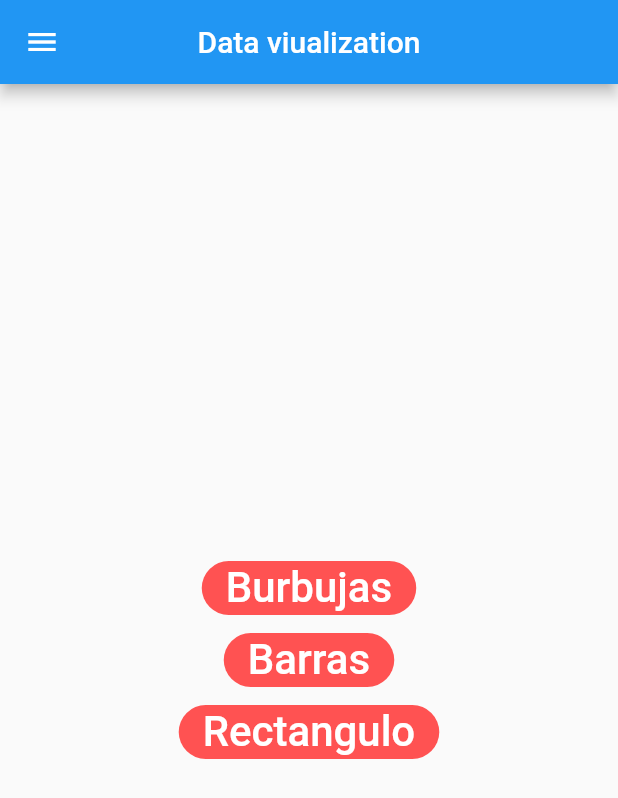
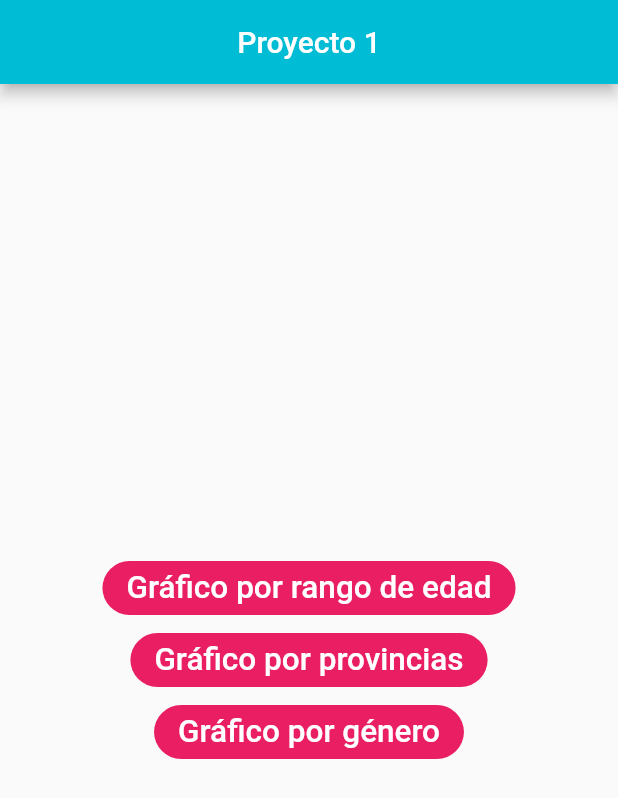
Before and after one commit to Barbara24/Visualizacion1, a Flutter app: the screen it shows after launch, on a phone screen of 412 x 824 dp. Shown: the top 798 px of the screen. Run offline on Flutter 3.47's test engine with Material 2 defaults, Android fonts, the phone set to English and light mode, and no system bars; our stand-ins replace charts_flutter.

Commit message:
Update Graph classes

```diff
--- a/first_project/lib/main.dart
+++ b/first_project/lib/main.dart
@@ -1,7 +1,7 @@
 import 'package:flutter/material.dart';
 import 'package:flutter/cupertino.dart';
 
-import 'rectangle.dart';
+import 'lines.dart';
 import 'bars.dart';
 import 'bubbles.dart';
 
@@ -13,42 +13,17 @@ class Home extends StatelessWidget {
   Widget build(BuildContext context) {
     return Scaffold(
       appBar: AppBar(
-        title: Text("Data viualization"),
+        title: Text("Proyecto 1"),
         centerTitle: true,
-      ),
-      drawer: Drawer(
-          child: ListView(
-            children: <Widget>[
-              DrawerHeader(
-                child: Text("Drawer header"),
-                decoration: BoxDecoration(
-                    color: Colors.lightBlue
-                ),
-              ),
-              ListTile(
-                title: Text("Option 1"),
-                onTap: (){
-
-                },
-              ),
-              Divider(height: 10,),
-              ListTile(
-                title: Text("Option 2"),
-                onTap: (){
-
-                },
-              ),
-              Divider(height: 10,)
-            ],
-          )
+        backgroundColor: Colors.cyan,
       ),
       body: Center(
         child: Column(
             mainAxisAlignment: MainAxisAlignment.center,
-            children: createButtons(context, Colors.redAccent, [
-              ["Burbujas", SimpleScatterPlotChart()],
-              ["Barras", Bars()],
-              ["Rectangulo",ShapeScatterPlotChart()]
+            children: createButtons(context, Colors.pink, [
+              ["Gráfico por rango de edad", SimpleScatterPlotChart()],
+              ["Gráfico por provincias", Bars()],
+              ["Gráfico por género",Lines()]
             ])
         ),
       ),
@@ -61,7 +36,7 @@ class Home extends StatelessWidget {
       ret.add(FlatButton(
         color: color,
         shape: RoundedRectangleBorder(borderRadius: BorderRadius.circular(30.0)),
-        child: Text(button[0], textScaleFactor: 2, style: TextStyle(color: Colors.white),),
+        child: Text(button[0], textScaleFactor: 1.5, style: TextStyle(color: Colors.white),),
         onPressed: (){
           Navigator.push(context, MaterialPageRoute(builder: (context) => button[1]));
         },
```
Also changed, not shown: first_project/lib/bars.dart (+2 -16 lines), first_project/lib/bubbles.dart (+2 -16 lines), first_project/lib/lines.dart (added, +88 -0 lines), first_project/lib/rectangle.dart (deleted, +0 -145 lines).
